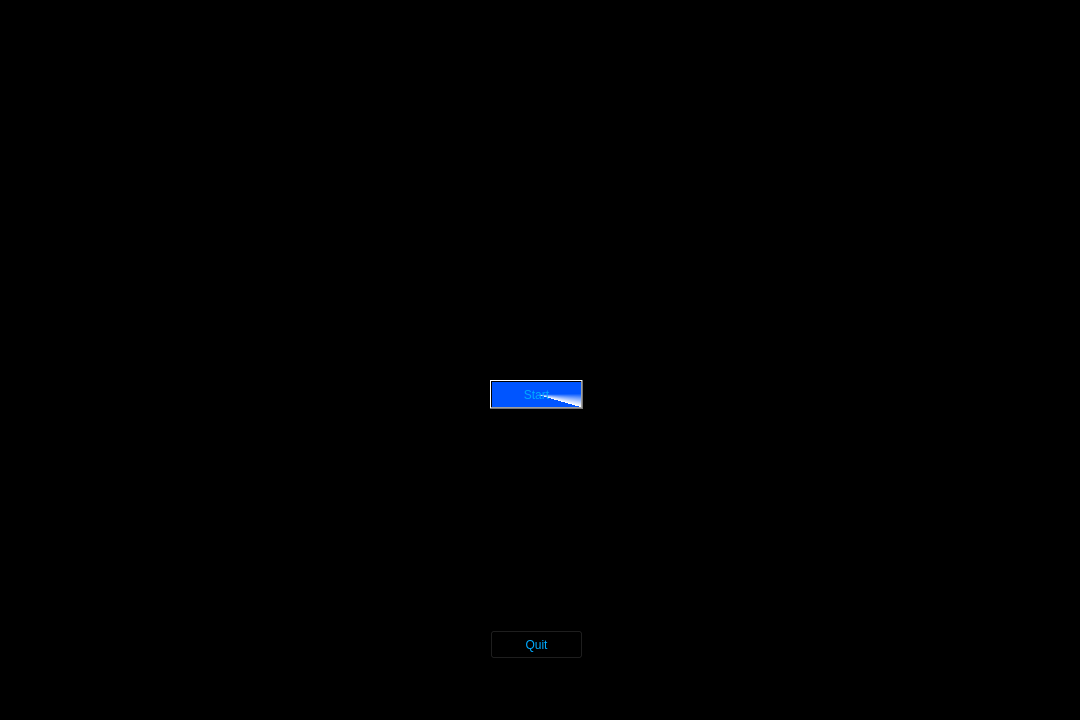
The window that tho3ban.ui (Douvakiing/tho3ban) describes before a commit, drawn with Qt 5.
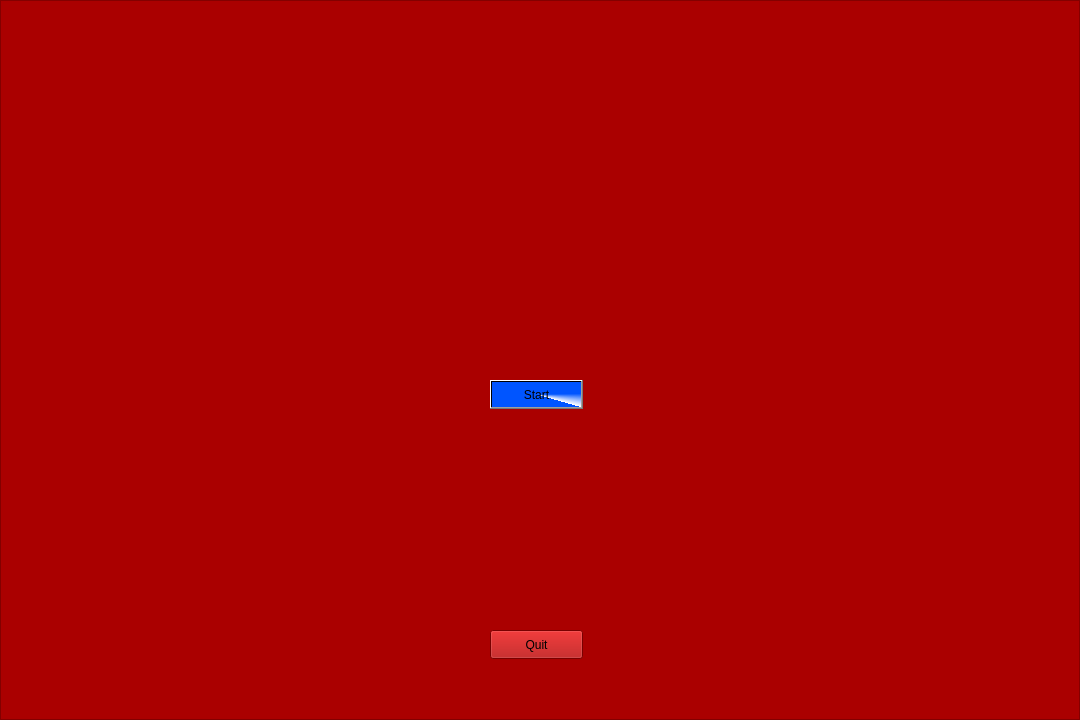
The same window after the commit. Icons and pictures are not drawn.

Diff of the .ui file:
```diff
--- a/tho3ban.ui
+++ b/tho3ban.ui
@@ -63,9 +63,7 @@
      <bool>false</bool>
     </property>
     <property name="styleSheet">
-     <string notr="true">color: rgb(0, 170, 255);
-background-color: rgb(0, 0, 0);
-</string>
+     <string notr="true">background-color: rgb(170, 0, 0);</string>
     </property>
     <property name="frameShape">
      <enum>QFrame::Shape::StyledPanel</enum>
```
